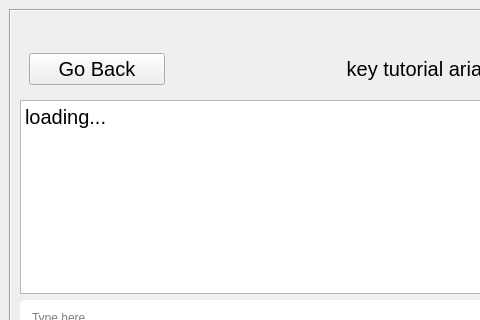
Before: the Qt Designer form key_tutor.ui in Prakash5209/typing_tutor, drawn with Qt 5; both pictures show x 0 to 480 and y 0 to 320 of the 800 by 594 pixel window.
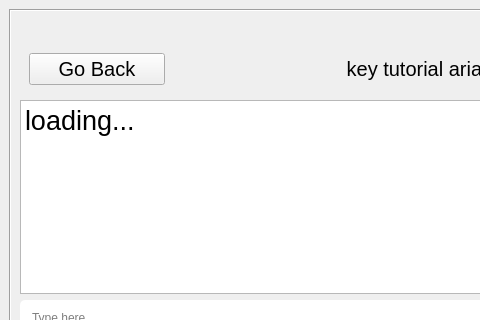
After: the same form once the commit is applied.

Commit message: text larger

Diff of the .ui file:
```diff
--- a/key_tutor.ui
+++ b/key_tutor.ui
@@ -86,12 +86,15 @@
         </item>
         <item row="2" column="0" colspan="2">
          <widget class="QTextBrowser" name="textBrowser">
+          <property name="frameShadow">
+           <enum>QFrame::Plain</enum>
+          </property>
           <property name="html">
            <string>&lt;!DOCTYPE HTML PUBLIC &quot;-//W3C//DTD HTML 4.0//EN&quot; &quot;http://www.w3.org/TR/REC-html40/strict.dtd&quot;&gt;
 &lt;html&gt;&lt;head&gt;&lt;meta name=&quot;qrichtext&quot; content=&quot;1&quot; /&gt;&lt;style type=&quot;text/css&quot;&gt;
 p, li { white-space: pre-wrap; }
 &lt;/style&gt;&lt;/head&gt;&lt;body style=&quot; font-family:'Ubuntu'; font-size:15pt; font-weight:400; font-style:normal;&quot;&gt;
-&lt;p style=&quot; margin-top:0px; margin-bottom:0px; margin-left:0px; margin-right:0px; -qt-block-indent:0; text-indent:0px;&quot;&gt;loading...&lt;/p&gt;&lt;/body&gt;&lt;/html&gt;</string>
+&lt;p style=&quot; margin-top:0px; margin-bottom:0px; margin-left:0px; margin-right:0px; -qt-block-indent:0; text-indent:0px;&quot;&gt;&lt;span style=&quot; font-size:20pt;&quot;&gt;loading...&lt;/span&gt;&lt;/p&gt;&lt;/body&gt;&lt;/html&gt;</string>
           </property>
          </widget>
         </item>
```
